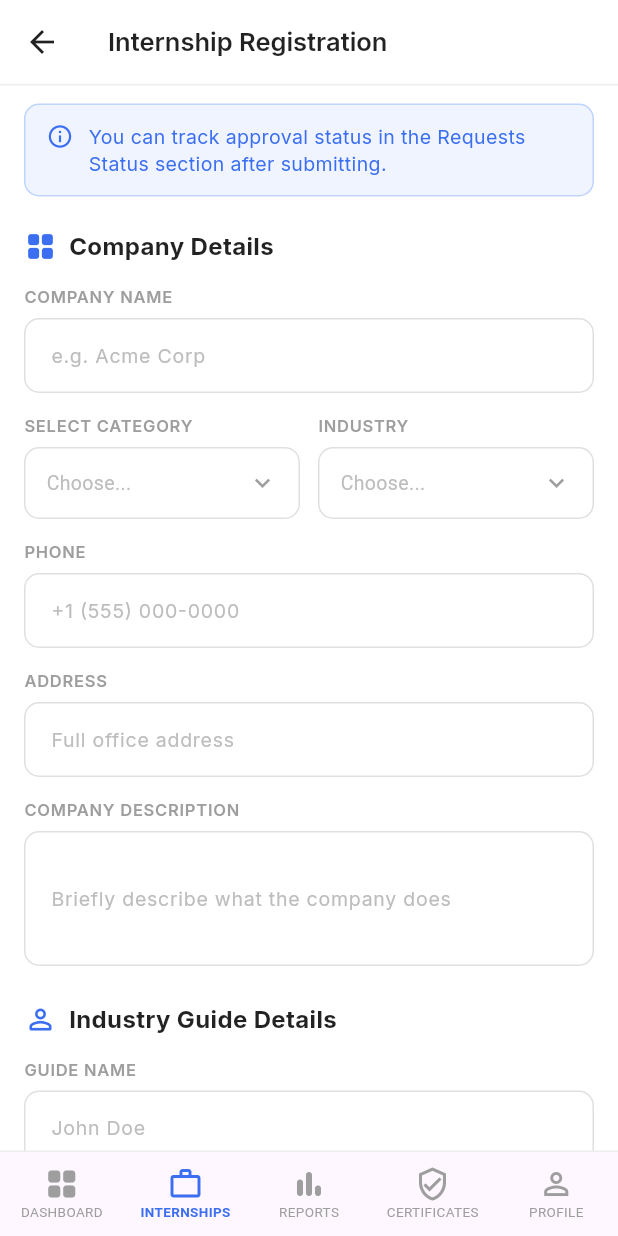
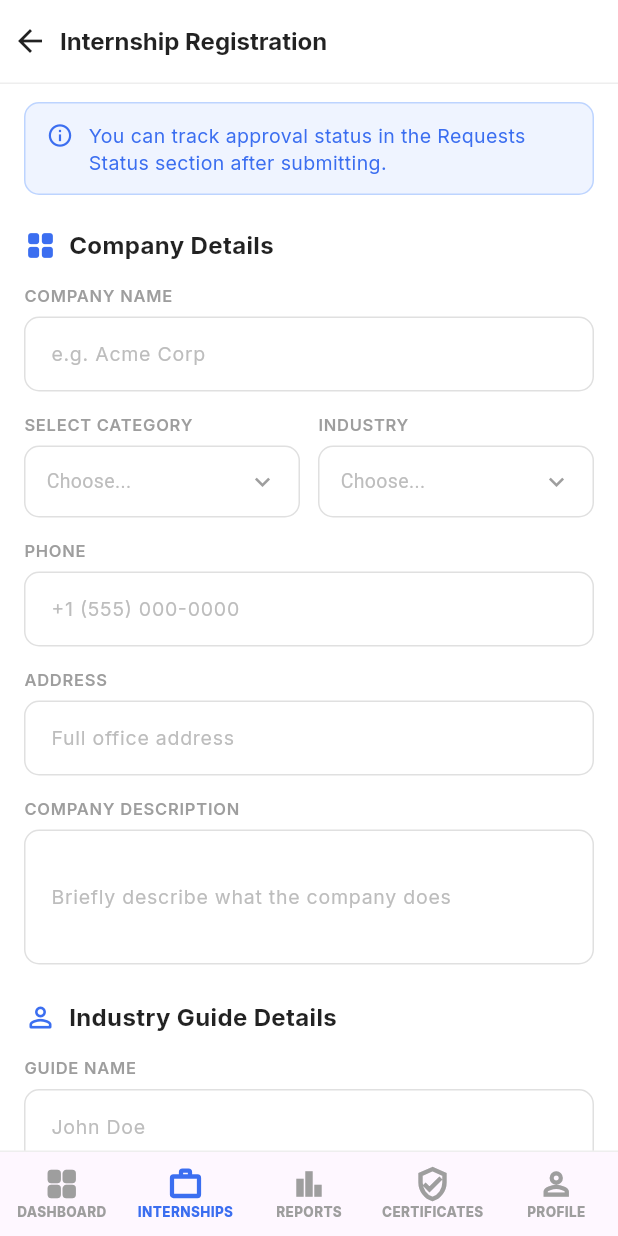
Before and after one commit to sagarshettyy11/Intern-Portal, a Flutter app: the screen it shows after launch, after a tap on "Sign In", after a tap on the "add" icon, on a phone screen of 412 x 824 dp. Run offline on Flutter 3.47's test engine with Material 3 defaults, Android fonts, the phone set to English and light mode, and no system bars; our stand-ins replace google_fonts.

Commit message:
Added Reuseable App Bar Widget

```diff
--- a/intern_portal/lib/screens/dashboard.dart
+++ b/intern_portal/lib/screens/dashboard.dart
@@ -2,6 +2,7 @@ import 'package:flutter/material.dart';
 import 'package:google_fonts/google_fonts.dart';
 import 'package:intern_portal/controllers/navigation_controller.dart';
 import 'package:intern_portal/screens/registration.dart';
+import 'package:intern_portal/widgets/app_bar.dart';
 import 'package:intern_portal/widgets/bottom_navigation.dart';
 
 class DashboardPage extends StatelessWidget {
@@ -10,44 +11,29 @@ class DashboardPage extends StatelessWidget {
   Widget build(BuildContext context) {
     return Scaffold(
       backgroundColor: Color(0xFFF8F9FA),
-      appBar: AppBar(
-        backgroundColor: Colors.white,
-        elevation: 0,
-        title: Row(
-          children: [
-            Container(
-              width: 32,
-              height: 32,
-              decoration: BoxDecoration(color: Color(0xFF3B6EF0), borderRadius: BorderRadius.circular(8)),
-              child: Icon(Icons.school, color: Colors.white, size: 18),
-            ),
-            SizedBox(width: 8),
-            Text(
-              "InternPortal",
-              style: GoogleFonts.inter(color: Colors.black87, fontWeight: FontWeight.w700, fontSize: 16),
-            ),
-          ],
-        ),
+      appBar: CommonAppBar(
+        showLogo: true,
         actions: [
-          Container(
-            margin: EdgeInsets.only(right: 8),
-            decoration: BoxDecoration(color: Color(0xFF3B6EF0), shape: BoxShape.circle),
-            child: IconButton(
-              icon: Icon(Icons.add, color: Colors.white, size: 20),
-              onPressed: () {
-                Navigator.push(context, MaterialPageRoute(builder: (_) => const RegistrationPage()));
-              },
+          GestureDetector(
+            onTap: () {
+              Navigator.push(context, MaterialPageRoute(builder: (_) => const RegistrationPage()));
+            },
+            child: Container(
+              margin: const EdgeInsets.only(right: 8),
+              padding: const EdgeInsets.all(8),
+              decoration: BoxDecoration(
+                color: Color(0xFF3B6EF0),
+                shape: BoxShape.rectangle,
+                borderRadius: BorderRadius.circular(12),
+              ),
+              child: const Icon(Icons.add, color: Colors.white, size: 18),
             ),
           ),
           IconButton(
-            icon: Icon(Icons.notifications_outlined, color: Colors.black87),
+            icon: const Icon(Icons.notifications_outlined, color: Colors.black87),
             onPressed: () {},
           ),
         ],
-        bottom: PreferredSize(
-          preferredSize: Size.fromHeight(1),
-          child: Divider(height: 1, color: Colors.grey[200]),
-        ),
       ),
       body: SingleChildScrollView(
         padding: EdgeInsets.all(16),
--- a/intern_portal/lib/screens/login.dart
+++ b/intern_portal/lib/screens/login.dart
@@ -31,6 +31,7 @@ class LoginPageState extends State<LoginPage> {
           ),
           Positioned.fill(child: CustomPaint(painter: _ColumnPatternPainter())),
           SafeArea(
+            bottom: false,
             child: Column(
               crossAxisAlignment: CrossAxisAlignment.start,
               children: [
@@ -82,37 +83,59 @@ class LoginPageState extends State<LoginPage> {
                 ),
                 SizedBox(height: screenHeight * 0.06),
                 Expanded(
-                  child: SingleChildScrollView(
                   child: Container(
                     width: double.infinity,
-                      padding: const EdgeInsets.fromLTRB(20, 28, 20, 24),
                     decoration: const BoxDecoration(
                       color: Colors.white,
                       borderRadius: BorderRadius.vertical(top: Radius.circular(28)),
                     ),
+                    child: SingleChildScrollView(
+                      child: Padding(
+                        padding: const EdgeInsets.fromLTRB(20, 28, 20, 24),
                         child: Column(
                           crossAxisAlignment: CrossAxisAlignment.start,
                           children: [
                             Text(
                               "Student Login",
-                            style: GoogleFonts.inter(fontSize: 22, fontWeight: FontWeight.w900, color: Colors.black87),
+                              style: GoogleFonts.inter(
+                                fontSize: 22,
+                                fontWeight: FontWeight.w900,
+                                color: Colors.black87,
+                              ),
                             ),
                             const SizedBox(height: 4),
                             Text(
                               "Welcome back! Please enter your details.",
-                            style: GoogleFonts.inter(fontSize: 15, color: Colors.grey[600],fontWeight: FontWeight.bold),
+                              style: GoogleFonts.inter(
+                                fontSize: 15,
+                                color: Colors.grey[600],
+                                fontWeight: FontWeight.bold,
+                              ),
                             ),
                             const SizedBox(height: 20),
                             Text(
                               "Internship ID",
-                            style: GoogleFonts.inter(fontSize: 15, fontWeight: FontWeight.bold, color: Colors.black87),
+                              style: GoogleFonts.inter(
+                                fontSize: 15,
+                                fontWeight: FontWeight.bold,
+                                color: Colors.black87,
+                              ),
                             ),
                             const SizedBox(height: 8),
                             TextField(
                               decoration: InputDecoration(
                                 hintText: "Enter your Internship ID",
-                              hintStyle: GoogleFonts.inter(color: Colors.grey[400], fontSize: 14, fontWeight: FontWeight.bold,),
-                              prefixIcon: Icon(Icons.badge_outlined, color: Colors.grey[400], size: 20, fontWeight: FontWeight.bold,),
+                                hintStyle: GoogleFonts.inter(
+                                  color: Colors.grey[400],
+                                  fontSize: 14,
+                                  fontWeight: FontWeight.bold,
+                                ),
+                                prefixIcon: Icon(
+                                  Icons.badge_outlined,
+                                  color: Colors.grey[400],
+                                  size: 20,
+                                  fontWeight: FontWeight.bold,
+                                ),
                                 contentPadding: const EdgeInsets.symmetric(vertical: 14, horizontal: 16),
                                 border: OutlineInputBorder(
                                   borderRadius: BorderRadius.circular(10),
@@ -160,13 +183,23 @@ class LoginPageState extends State<LoginPage> {
                               obscureText: _obscurePassword,
                               decoration: InputDecoration(
                                 hintText: "••••••••",
-                              hintStyle: GoogleFonts.inter(color: Colors.grey[500], fontSize: 16, fontWeight: FontWeight.bold),
-                              prefixIcon: Icon(Icons.lock_outline, color: Colors.grey[400], size: 20, fontWeight: FontWeight.bold),
+                                hintStyle: GoogleFonts.inter(
+                                  color: Colors.grey[500],
+                                  fontSize: 16,
+                                  fontWeight: FontWeight.bold,
+                                ),
+                                prefixIcon: Icon(
+                                  Icons.lock_outline,
+                                  color: Colors.grey[400],
+                                  size: 20,
+                                  fontWeight: FontWeight.bold,
+                                ),
                                 suffixIcon: IconButton(
                                   icon: Icon(
                                     _obscurePassword ? Icons.visibility_outlined : Icons.visibility_off_outlined,
                                     color: Colors.grey[400],
-                                  size: 20, fontWeight: FontWeight.bold,
+                                    size: 20,
+                                    fontWeight: FontWeight.bold,
                                   ),
                                   onPressed: () => setState(() => _obscurePassword = !_obscurePassword),
                                 ),
@@ -197,7 +230,11 @@ class LoginPageState extends State<LoginPage> {
                                 ),
                                 Text(
                                   "Keep me signed in",
-                                style: GoogleFonts.inter(fontSize: 14, color: Colors.grey[700], fontWeight: FontWeight.bold),
+                                  style: GoogleFonts.inter(
+                                    fontSize: 14,
+                                    color: Colors.grey[700],
+                                    fontWeight: FontWeight.bold,
+                                  ),
                                 ),
                               ],
                             ),
@@ -207,7 +244,10 @@ class LoginPageState extends State<LoginPage> {
                               height: 50,
                               child: ElevatedButton(
                                 onPressed: () {
-                                Navigator.pushReplacement(context, MaterialPageRoute(builder: (_) => DashboardPage()));
+                                  Navigator.pushReplacement(
+                                    context,
+                                    MaterialPageRoute(builder: (_) => DashboardPage()),
+                                  );
                                 },
                                 style: ElevatedButton.styleFrom(
                                   backgroundColor: const Color(0xFF3B6EF0),
@@ -226,7 +266,12 @@ class LoginPageState extends State<LoginPage> {
                                       ),
                                     ),
                                     SizedBox(width: 8),
-                                  Icon(Icons.arrow_forward, color: Colors.white, size: 18, fontWeight: FontWeight.w900),
+                                    Icon(
+                                      Icons.arrow_forward,
+                                      color: Colors.white,
+                                      size: 18,
+                                      fontWeight: FontWeight.w900,
+                                    ),
                                   ],
                                 ),
                               ),
@@ -236,7 +281,11 @@ class LoginPageState extends State<LoginPage> {
                               child: RichText(
                                 text: TextSpan(
                                   text: "Don't have an account? ",
-                                style: GoogleFonts.inter(fontSize: 13, color: Colors.grey[600], fontWeight: FontWeight.bold),
+                                  style: GoogleFonts.inter(
+                                    fontSize: 13,
+                                    color: Colors.grey[600],
+                                    fontWeight: FontWeight.bold,
+                                  ),
                                   children: [
                                     TextSpan(
                                       text: "Contact Department",
@@ -253,11 +302,25 @@ class LoginPageState extends State<LoginPage> {
                                 children: [
                                   Icon(Icons.help_outline, size: 14, color: Colors.grey[500]),
                                   const SizedBox(width: 4),
-                                Text("Help Center", style: GoogleFonts.inter(fontSize: 12, color: Colors.grey[500], fontWeight: FontWeight.bold)),
+                                  Text(
+                                    "Help Center",
+                                    style: GoogleFonts.inter(
+                                      fontSize: 12,
+                                      color: Colors.grey[500],
+                                      fontWeight: FontWeight.bold,
+                                    ),
+                                  ),
                                   const SizedBox(width: 16),
                                   Icon(Icons.mail_outline, size: 14, color: Colors.grey[500]),
                                   const SizedBox(width: 4),
-                                Text("Support", style: GoogleFonts.inter(fontSize: 12, color: Colors.grey[500], fontWeight: FontWeight.bold)),
+                                  Text(
+                                    "Support",
+                                    style: GoogleFonts.inter(
+                                      fontSize: 12,
+                                      color: Colors.grey[500],
+                                      fontWeight: FontWeight.bold,
+                                    ),
+                                  ),
                                 ],
                               ),
                             ),
@@ -265,12 +328,17 @@ class LoginPageState extends State<LoginPage> {
                             Center(
                               child: Text(
                                 "© 2023 University Academic Internship Portal. All rights reserved.",
-                              style: GoogleFonts.inter(fontSize: 10, color: Colors.grey[400], fontWeight: FontWeight.bold),
+                                style: GoogleFonts.inter(
+                                  fontSize: 10,
+                                  color: Colors.grey[400],
+                                  fontWeight: FontWeight.bold,
+                                ),
                                 textAlign: TextAlign.center,
                               ),
                             ),
                             const SizedBox(height: 8),
                           ],
+                        ),
                       ),
                     ),
                   ),
--- a/intern_portal/lib/screens/registration.dart
+++ b/intern_portal/lib/screens/registration.dart
@@ -1,6 +1,7 @@
 import 'package:flutter/material.dart';
 import 'package:google_fonts/google_fonts.dart';
 import 'package:intern_portal/controllers/navigation_controller.dart';
+import 'package:intern_portal/widgets/app_bar.dart';
 import 'package:intern_portal/widgets/bottom_navigation.dart';
 
 class RegistrationPage extends StatelessWidget {
@@ -9,19 +10,7 @@ class RegistrationPage extends StatelessWidget {
   Widget build(BuildContext context) {
     return Scaffold(
       backgroundColor: Colors.white,
-      appBar: AppBar(
-        backgroundColor: Colors.white,
-        elevation: 0,
-        leading: Icon(Icons.arrow_back, color: Colors.black87),
-        title: Text(
-          "Internship Registration",
-          style: GoogleFonts.inter(color: Colors.black87, fontWeight: FontWeight.w600, fontSize: 17),
-        ),
-        bottom: PreferredSize(
-          preferredSize: Size.fromHeight(1),
-          child: Divider(height: 1, color: Colors.grey[200]),
-        ),
-      ),
+      appBar: CommonAppBar(title: "Internship Registration", showBack: true),
       body: SingleChildScrollView(
         padding: EdgeInsets.symmetric(horizontal: 16, vertical: 12),
         child: Column(
--- /dev/null
+++ b/intern_portal/lib/widgets/app_bar.dart
@@ -0,0 +1,75 @@
+import 'package:flutter/material.dart';
+import 'package:google_fonts/google_fonts.dart';
+
+class CommonAppBar extends StatelessWidget implements PreferredSizeWidget {
+  final String? title;
+  final bool showLogo;
+  final bool showBack;
+  final List<Widget>? actions;
+  final Color backgroundColor;
+  final bool showDivider;
+  final Widget? customTitle;
+
+  const CommonAppBar({
+    super.key,
+    this.title,
+    this.showLogo = false,
+    this.showBack = false,
+    this.actions,
+    this.backgroundColor = Colors.white,
+    this.showDivider = true,
+    this.customTitle,
+  });
+
+  @override
+  Widget build(BuildContext context) {
+    return AppBar(
+      automaticallyImplyLeading: false,
+      backgroundColor: backgroundColor,
+      elevation: 0,
+      leadingWidth: showBack ? 40 : null,
+      titleSpacing: showBack ? 0 : 12,
+
+      leading: showBack
+          ? IconButton(
+              padding: EdgeInsets.zero,
+              constraints: const BoxConstraints(),
+              icon: const Icon(Icons.arrow_back, color: Colors.black87),
+              onPressed: () => Navigator.pop(context),
+            )
+          : null,
+      title:
+          customTitle ??
+          (showLogo
+              ? Row(
+                  children: [
+                    Container(
+                      width: 32,
+                      height: 32,
+                      decoration: BoxDecoration(color: const Color(0xFF3B6EF0), borderRadius: BorderRadius.circular(8)),
+                      child: const Icon(Icons.school, color: Colors.white, size: 18),
+                    ),
+                    const SizedBox(width: 6),
+                    Text(
+                      "InternPortal",
+                      style: GoogleFonts.inter(color: Colors.black87, fontWeight: FontWeight.w700, fontSize: 16),
+                    ),
+                  ],
+                )
+              : Text(
+                  title ?? "",
+                  style: GoogleFonts.inter(color: Colors.black87, fontWeight: FontWeight.w700, fontSize: 16),
+                )),
+      actions: actions,
+      bottom: showDivider
+          ? PreferredSize(
+              preferredSize: const Size.fromHeight(1),
+              child: Divider(height: 1, color: Colors.grey[200]),
+            )
+          : null,
+    );
+  }
+
+  @override
+  Size get preferredSize => const Size.fromHeight(kToolbarHeight);
+}
--- a/intern_portal/lib/widgets/bottom_navigation.dart
+++ b/intern_portal/lib/widgets/bottom_navigation.dart
@@ -1,4 +1,5 @@
 import 'package:flutter/material.dart';
+import 'package:google_fonts/google_fonts.dart';
 
 class AppBottomNav extends StatelessWidget {
   final int currentIndex;
@@ -16,15 +17,15 @@ class AppBottomNav extends StatelessWidget {
         type: BottomNavigationBarType.fixed,
         selectedItemColor: const Color(0xFF3B6EF0),
         unselectedItemColor: Colors.grey[500],
-        selectedLabelStyle: const TextStyle(fontSize: 9, fontWeight: FontWeight.w600),
-        unselectedLabelStyle: const TextStyle(fontSize: 9),
+        selectedLabelStyle: GoogleFonts.inter(fontSize: 9, fontWeight: FontWeight.w800),
+        unselectedLabelStyle: GoogleFonts.inter(fontSize: 9, fontWeight: FontWeight.w800),
         elevation: 0,
-        items: const [
-          BottomNavigationBarItem(icon: Icon(Icons.grid_view_rounded), label: 'DASHBOARD'),
-          BottomNavigationBarItem(icon: Icon(Icons.work_outline), label: 'INTERNSHIPS'),
-          BottomNavigationBarItem(icon: Icon(Icons.bar_chart_rounded), label: 'REPORTS'),
-          BottomNavigationBarItem(icon: Icon(Icons.verified_user_outlined), label: 'CERTIFICATES'),
-          BottomNavigationBarItem(icon: Icon(Icons.person_outline), label: 'PROFILE'),
+        items: [
+          BottomNavigationBarItem(icon: Icon(Icons.grid_view_rounded, fontWeight: FontWeight.bold), label: 'DASHBOARD'),
+          BottomNavigationBarItem(icon: Icon(Icons.work_outline, fontWeight: FontWeight.bold), label: 'INTERNSHIPS'),
+          BottomNavigationBarItem(icon: Icon(Icons.bar_chart , fontWeight: FontWeight.bold), label: 'REPORTS'),
+          BottomNavigationBarItem(icon: Icon(Icons.verified_user_outlined, fontWeight: FontWeight.bold), label: 'CERTIFICATES'),
+          BottomNavigationBarItem(icon: Icon(Icons.person_outline, fontWeight: FontWeight.bold), label: 'PROFILE'),
         ],
       ),
     );
```
Also changed, not shown: intern_portal/lib/screens/certificate.dart (+20 -13 lines), intern_portal/lib/screens/internship.dart (+14 -19 lines), intern_portal/lib/screens/profile.dart (+8 -26 lines), intern_portal/lib/screens/report_overview.dart (+18 -21 lines), intern_portal/lib/screens/secure_account.dart (+2 -12 lines), intern_portal/lib/screens/submit_report.dart (+4 -17 lines). Lines whose indentation alone changed are shown as unchanged.
